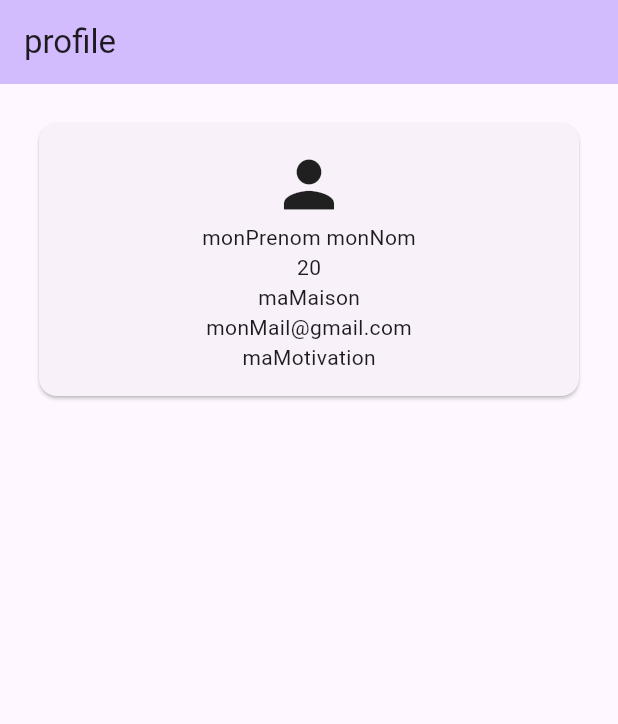
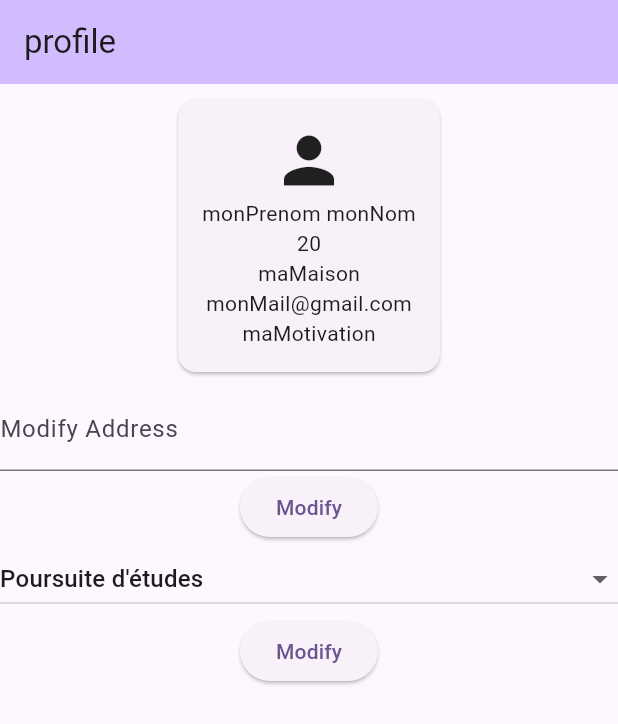
Before and after one commit to Kaylana1968/CodeEvaluator, a Flutter app: the screen it shows after launch, on a phone screen of 412 x 824 dp. Shown: the top 724 px of the screen. Run offline on Flutter 3.47's test engine with Material 3 defaults, Android fonts, the light colour scheme and no system bars; missing offline and left inert: mongo_dart.

Commit message:
[US-3] add modify form for address and motivation

```diff
--- a/lib/Vue/profile.dart
+++ b/lib/Vue/profile.dart
@@ -1,4 +1,10 @@
 import 'package:flutter/material.dart';
+
+const List<String> motivations = [
+  "Poursuite d'études",
+  "Reconversion professionnelle",
+  "Réorientation"
+];
 
 class ProfilePage extends StatefulWidget {
   const ProfilePage({super.key, required this.title});
@@ -12,6 +18,7 @@ class ProfilePage extends StatefulWidget {
 class _ProfilePageState extends State<ProfilePage> {
   final TextEditingController emailController = TextEditingController();
   final TextEditingController passwordController = TextEditingController();
+  String motivationValue = motivations.first;
 
   String lastName = "monNom";
   String firstName = "monPrenom";
@@ -20,6 +27,44 @@ class _ProfilePageState extends State<ProfilePage> {
   String address = "maMaison";
   String motivation = "maMotivation";
 
+  Widget modifyAddress() {
+    return Column(children: [
+      TextFormField(
+        decoration: const InputDecoration(
+          labelText: "Modify Address",),
+        validator: (value) => value!.isEmpty ? 'Enter your last name' : null,
+      ),
+      ElevatedButton(
+          child: const Text('Modify'),
+          onPressed: () => ()
+      )
+    ]
+    );
+  }
+
+
+  Widget modifyMotivation() {
+    return Column(children: [
+      DropdownButton(
+          isExpanded: true,
+          value: motivationValue,
+          items: motivations.map<DropdownMenuItem<String>>((String value) {
+            return DropdownMenuItem<String>(
+              value: value,
+              child: Text(value),
+            );
+          }).toList(),
+          onChanged: (value) => setState(() {
+            motivationValue = value!;
+          })),
+      ElevatedButton(
+          child: const Text('Modify'),
+          onPressed: () => ()
+      )
+    ]
+    );
+  }
+
   @override
   Widget build(BuildContext context) {
     return Scaffold(
@@ -27,10 +72,10 @@ class _ProfilePageState extends State<ProfilePage> {
         backgroundColor: Theme.of(context).colorScheme.inversePrimary,
         title: Text(widget.title),
       ),
-      body: Container(
-          width: double.infinity,
-          margin: const EdgeInsets.all(16.0),
-          child: Card(
+      body: Column(
+        // width: double.infinity,
+        // margin: const EdgeInsets.all(16.0),
+          children: [ Card(
               margin: EdgeInsets.all(10.0),
               child: Padding(
                 padding: const EdgeInsets.all(16.0),
@@ -49,7 +94,13 @@ class _ProfilePageState extends State<ProfilePage> {
                     Text(motivation),
                   ],
                 ),
-              ))),
+              )
+          ),
+            Form(child: modifyAddress()),
+            Form(child: modifyMotivation())
+
+          ]
+      ),
     );
   }
 }
```
